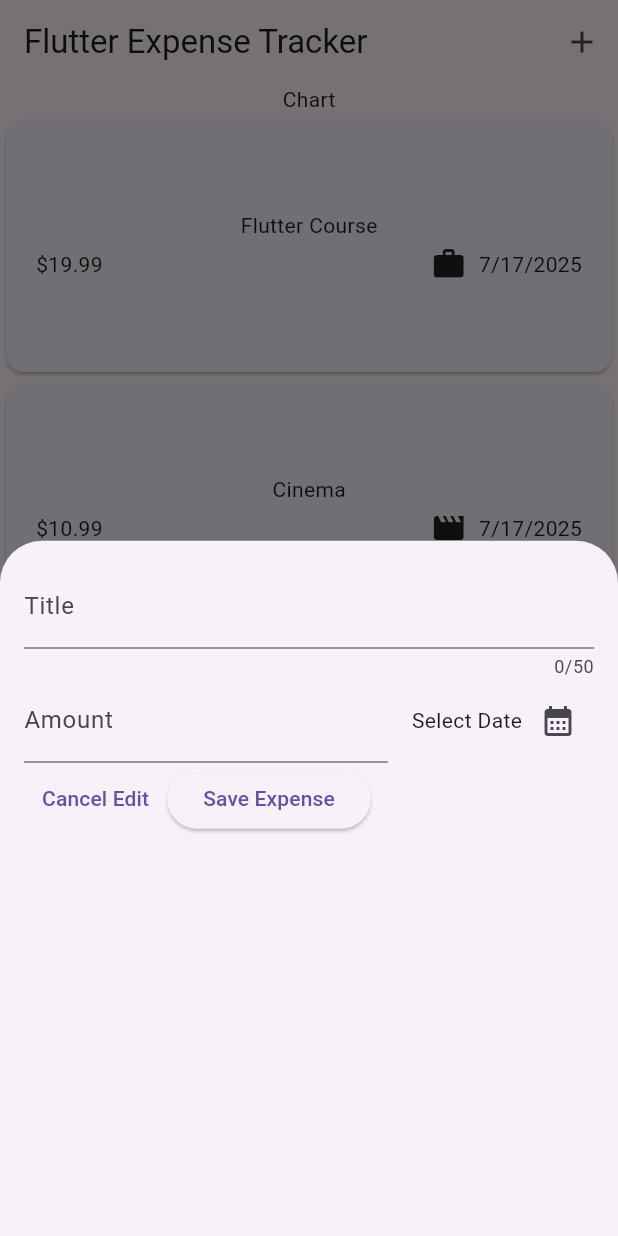
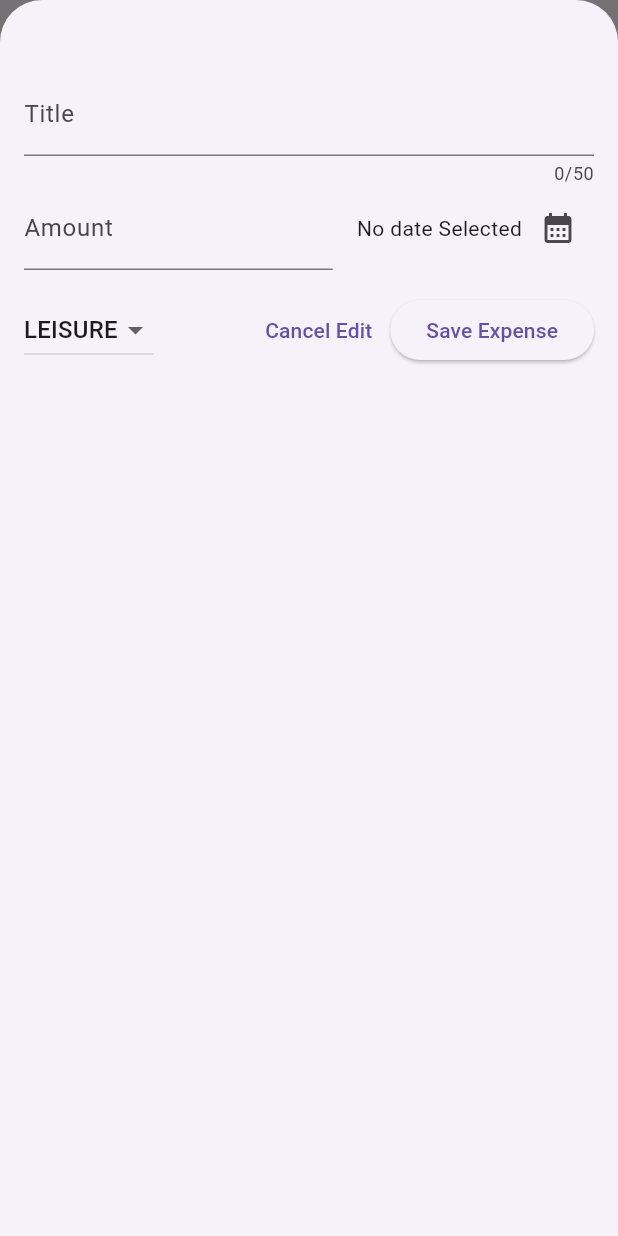
Before and after one commit to Dani-Nade/EXPENSE_TRACKER, a Flutter app: the screen it shows after launch, after a tap on the "add" icon, on a phone screen of 412 x 824 dp. Run offline on Flutter 3.47's test engine with Material 3 defaults, Android fonts, the phone set to English and light mode, and no system bars.

Commit message:
added Deletion of expenses + fixed the pop up module for addition of expenses for a more alligned look

```diff
--- a/expense_tracker/lib/expenses.dart
+++ b/expense_tracker/lib/expenses.dart
@@ -18,26 +18,63 @@ class _ExpensesState extends State<Expenses> {
       title: 'Flutter Course',
       amount: 19.99,
       date: DateTime.now(),
-      category: Category.work,
+      cat: category.work,
     ),
     Expense(
       title: 'Cinema',
       amount: 10.99,
       date: DateTime.now(),
-      category: Category.leisure,
+      cat: category.leisure,
     ),
   ];
 
   void _openAddExpenseOverlay() {
     //...
     showModalBottomSheet(
+      isScrollControlled: true,
       context: context,
-      builder: (ctx) => const NewExpense(),
+      builder: (ctx) => NewExpense(onAddExpense: _addExpense),
+    );
+  }
+
+  void _addExpense(Expense expense) {
+    setState(() {
+      _registeredExpenses.add(expense);
+    });
+  }
+
+  void _removeExpense(Expense expense) {
+    final expenseIndex = _registeredExpenses.indexOf(expense);
+    setState(() {
+      _registeredExpenses.remove(expense);
+    });
+    ScaffoldMessenger.of(context).clearSnackBars();
+    ScaffoldMessenger.of(context).showSnackBar(
+      SnackBar(
+        duration: const Duration(seconds: 3),
+        content: const Text("Removed"),
+        action: SnackBarAction(
+          label: 'Undo',
+          onPressed: () {
+            setState(() {
+              _registeredExpenses.insert(expenseIndex, expense);
+            });
+          },
+        ),
+      ),
     );
   }
 
   @override
   Widget build(BuildContext context) {
+    Widget mainContent = Center(child: Text("No Expenses"));
+
+    if (_registeredExpenses.isNotEmpty) {
+      mainContent = ExpensesList(
+        expenses: _registeredExpenses,
+        onRemovedExpense: _removeExpense,
+      );
+    }
     return Scaffold(
       appBar: AppBar(
         title: const Text("Flutter Expense Tracker"),
@@ -49,7 +86,7 @@ class _ExpensesState extends State<Expenses> {
         children: [
           //toolbar
           Text("Chart"),
-          Expanded(child: ExpensesList(expenses: _registeredExpenses)),
+          Expanded(child: mainContent),
         ],
       ),
     );
--- a/expense_tracker/lib/models/expense.dart
+++ b/expense_tracker/lib/models/expense.dart
@@ -2,16 +2,16 @@ import 'package:uuid/uuid.dart';
 import 'package:flutter/material.dart';
 import 'package:intl/intl.dart';
 
+final formatter = DateFormat.yMd();
 const uuid = Uuid();
-final formatter = DateFormat.yMd();
 
-enum Category { food, travel, leisure, work }
+enum category { food, travel, leisure, work }
 
 const categoryIcon = {
-  Category.food: Icons.lunch_dining,
-  Category.travel: Icons.flight_takeoff,
-  Category.leisure: Icons.movie,
-  Category.work: Icons.work,
+  category.food: Icons.lunch_dining,
+  category.travel: Icons.flight_takeoff,
+  category.leisure: Icons.movie,
+  category.work: Icons.work,
 };
 
 class Expense {
@@ -19,14 +19,14 @@ class Expense {
     required this.title,
     required this.amount,
     required this.date,
-    required this.category,
+    required this.cat,
   }) : id = uuid.v4();
 
   final String id;
   final String title;
   final double amount;
   final DateTime date;
-  final Category category;
+  final category cat;
 
   String get formattedDate {
     return formatter.format(date);
--- a/expense_tracker/lib/widgets/expense_item.dart
+++ b/expense_tracker/lib/widgets/expense_item.dart
@@ -21,7 +21,7 @@ class ExpenseItem extends StatelessWidget {
                 const Spacer(),
                 Row(
                   children: [
-                    Icon(categoryIcon[expense.category]),
+                    Icon(categoryIcon[expense.cat]),
                     const SizedBox(width: 8),
                     Text(expense.formattedDate),
                   ],
--- a/expense_tracker/lib/widgets/expenses_list.dart
+++ b/expense_tracker/lib/widgets/expenses_list.dart
@@ -3,15 +3,25 @@ import 'package:flutter/widgets.dart';
 import 'package:expense_tracker/widgets/expense_item.dart';
 
 class ExpensesList extends StatelessWidget {
-  const ExpensesList({super.key, required this.expenses});
+  const ExpensesList({
+    super.key,
+    required this.expenses,
+    required this.onRemovedExpense,
+  });
 
   final List<Expense> expenses;
-
+  final void Function(Expense exppense) onRemovedExpense;
   @override
   Widget build(BuildContext context) {
     return ListView.builder(
       itemCount: expenses.length,
-      itemBuilder: (ctx, index) => ExpenseItem(expenses[index]),
+      itemBuilder: (ctx, index) => Dismissible(
+        key: ValueKey(expenses[index]),
+        onDismissed: (direction) {
+          onRemovedExpense(expenses[index]);
+        },
+        child: ExpenseItem(expenses[index]),
+      ),
     );
   }
 }
--- a/expense_tracker/lib/widgets/new_expense.dart
+++ b/expense_tracker/lib/widgets/new_expense.dart
@@ -1,10 +1,16 @@
 import 'package:flutter/material.dart';
+import 'package:intl/intl.dart';
+import 'package:expense_tracker/models/expense.dart';
+
+final formatter = DateFormat.yMd();
 
 class NewExpense extends StatefulWidget {
-  const NewExpense({super.key});
+  const NewExpense({super.key, required this.onAddExpense});
+
+  final Function(Expense expense) onAddExpense;
+
   @override
   State<StatefulWidget> createState() {
-    // TODO: implement createState
     return _NewExpenseState();
   }
 }
@@ -12,16 +18,58 @@ class NewExpense extends StatefulWidget {
 class _NewExpenseState extends State<NewExpense> {
   final _titleController = TextEditingController();
   final _amountController = TextEditingController();
+  DateTime? _selectedDate;
+  category _selectedCategory = category.leisure;
 
-  void _presentDatePicker() {
+  void _presentDatePicker() async {
     final now = DateTime.now();
     final firstDate = DateTime(now.year - 1, now.month, now.day);
-    showDatePicker(
+    final pickedDate = await showDatePicker(
       context: context,
       initialDate: now,
       firstDate: firstDate,
       lastDate: now,
     );
+    setState(() {
+      _selectedDate = pickedDate;
+    });
+  }
+
+  void _submitExpenseData() {
+    final enteredAmount = double.tryParse(_amountController.text);
+    final amountIsInvalid = enteredAmount == null || enteredAmount <= 0;
+
+    if (_titleController.text.trim().isEmpty ||
+        amountIsInvalid ||
+        _selectedDate == null) {
+      // show error message
+      showDialog(
+        context: context,
+        builder: (ctx) => AlertDialog(
+          title: const Text("Invalid input"),
+          content: const Text("Please input valid data"),
+          actions: [
+            TextButton(
+              onPressed: () {
+                Navigator.pop(ctx);
+              },
+              child: const Text("Okay"),
+            ),
+          ],
+        ),
+      );
+      return;
+    }
+
+    widget.onAddExpense(
+      Expense(
+        title: _titleController.text,
+        amount: enteredAmount,
+        date: _selectedDate!,
+        cat: _selectedCategory,
+      ),
+    );
+    Navigator.pop(context);
   }
 
   @override
@@ -36,7 +84,7 @@ class _NewExpenseState extends State<NewExpense> {
   Widget build(BuildContext context) {
     // TODO: implement build
     return Padding(
-      padding: EdgeInsets.all(16),
+      padding: EdgeInsets.fromLTRB(16, 48, 16, 16),
       child: Column(
         children: [
           TextField(
@@ -63,7 +111,11 @@ class _NewExpenseState extends State<NewExpense> {
                 mainAxisAlignment: MainAxisAlignment.end,
                 crossAxisAlignment: CrossAxisAlignment.center,
                 children: [
-                  Text('Select Date'),
+                  Text(
+                    _selectedDate == null
+                        ? 'No date Selected'
+                        : formatter.format(_selectedDate!),
+                  ),
                   IconButton(
                     onPressed: _presentDatePicker,
                     icon: Icon(Icons.calendar_month),
@@ -72,9 +124,30 @@ class _NewExpenseState extends State<NewExpense> {
               ),
             ],
           ),
-
+          const SizedBox(height: 16),
           Row(
             children: [
+              DropdownButton(
+                value: _selectedCategory,
+                items: category.values
+                    .map(
+                      (cat) => DropdownMenuItem(
+                        value: cat,
+                        child: Text(cat.name.toUpperCase()),
+                      ),
+                    )
+                    .toList(),
+                onChanged: (value) {
+                  if (value == null) {
+                    return;
+                  }
+
+                  setState(() {
+                    _selectedCategory = value;
+                  });
+                },
+              ),
+              const Spacer(),
               TextButton(
                 onPressed: () {
                   Navigator.pop(context);
@@ -83,10 +156,7 @@ class _NewExpenseState extends State<NewExpense> {
               ),
 
               ElevatedButton(
-                onPressed: () {
-                  print(_titleController.text);
-                  print(_amountController.text);
-                },
+                onPressed: _submitExpenseData,
                 child: const Text("Save Expense"),
               ),
             ],
```
